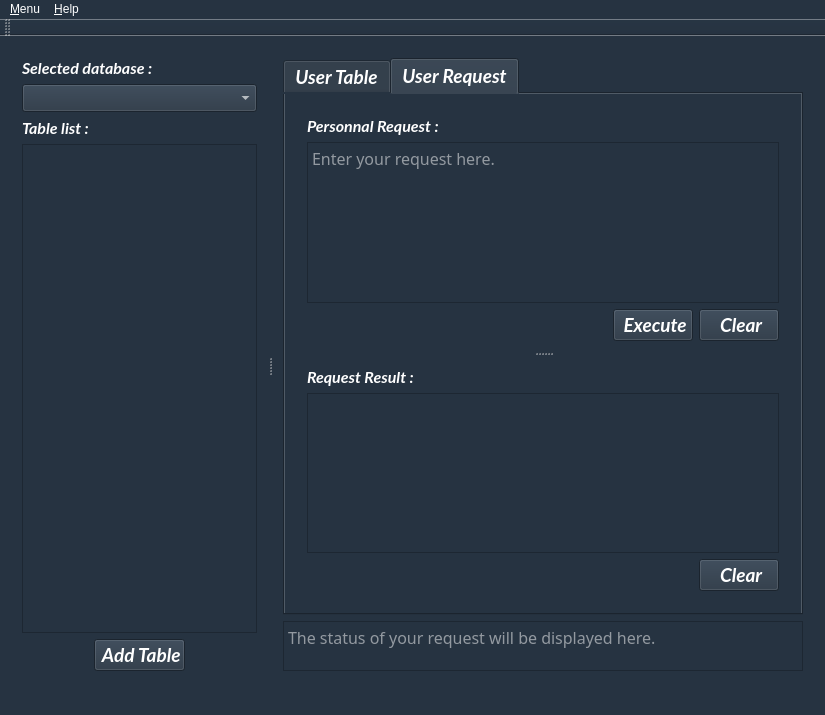
Old version of the form mainwindow.ui in the repository LouisVraie/dbManagerApp.
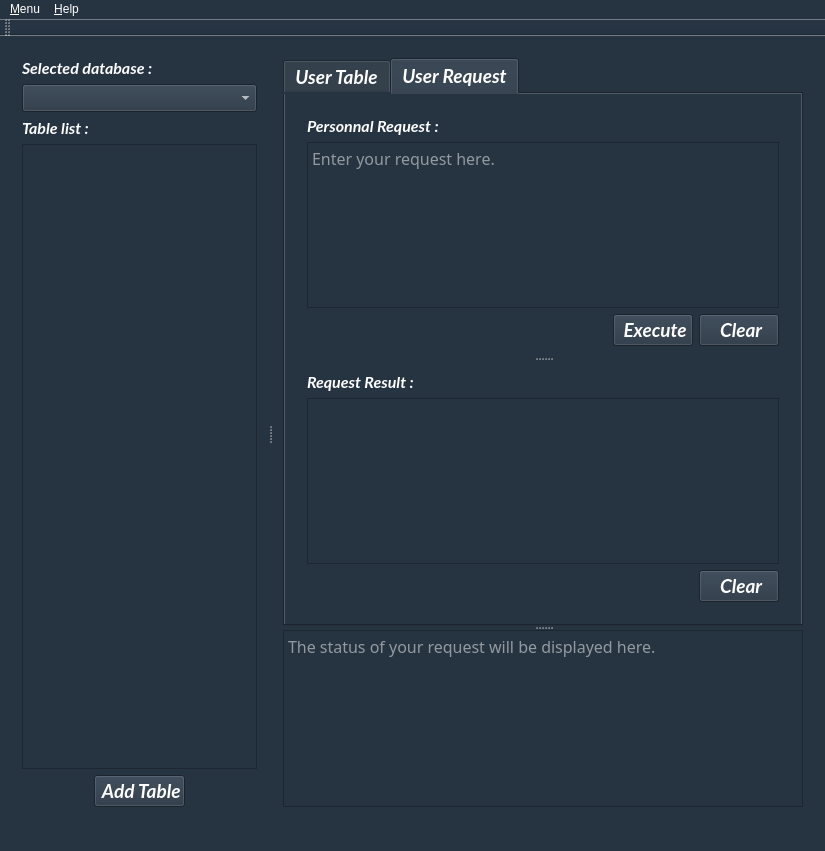
New version of the form. The open tabs and pages were chosen to show the change. Icons and pictures are not drawn.

Commit message: refonte de mainwindow.ui : splitters + taille des widgets

Patch:
```diff
--- a/mainwindow.ui
+++ b/mainwindow.ui
@@ -7,7 +7,7 @@
     <x>0</x>
     <y>0</y>
     <width>825</width>
-    <height>715</height>
+    <height>851</height>
    </rect>
   </property>
   <property name="windowTitle">
@@ -24,7 +24,7 @@
   <widget class="QWidget" name="centralWidget">
    <layout class="QHBoxLayout" name="horizontalLayout_5">
     <item>
-     <widget class="QSplitter" name="splitter">
+     <widget class="QSplitter" name="splitter_4">
       <property name="orientation">
        <enum>Qt::Horizontal</enum>
       </property>
@@ -103,7 +103,7 @@
           </property>
           <property name="maximumSize">
            <size>
-            <width>16777215</width>
+            <width>400</width>
             <height>16777215</height>
            </size>
           </property>
@@ -179,9 +179,13 @@
         </item>
        </layout>
       </widget>
-      <widget class="QWidget" name="">
+      <widget class="QWidget" name="verticalLayoutWidget">
        <layout class="QVBoxLayout" name="verticalLayout_5">
         <item>
+         <widget class="QSplitter" name="splitter">
+          <property name="orientation">
+           <enum>Qt::Vertical</enum>
+          </property>
          <widget class="QTabWidget" name="tabWidget">
           <property name="minimumSize">
            <size>
@@ -608,15 +612,25 @@
            </layout>
           </widget>
          </widget>
-        </item>
-        <item>
          <widget class="QTextBrowser" name="textBrowserRequestResult">
-          <property name="maximumSize">
+           <property name="minimumSize">
            <size>
-            <width>16777215</width>
+             <width>0</width>
             <height>50</height>
            </size>
           </property>
+           <property name="maximumSize">
+            <size>
+             <width>16777215</width>
+             <height>200</height>
+            </size>
+           </property>
+           <property name="baseSize">
+            <size>
+             <width>0</width>
+             <height>100</height>
+            </size>
+           </property>
           <property name="font">
            <font>
             <family>Source Code Pro</family>
@@ -626,6 +640,7 @@
           <property name="placeholderText">
            <string>The status of your request will be displayed here.</string>
           </property>
+          </widget>
          </widget>
         </item>
        </layout>
```
Left out of the diff: 8 changed lines with no effect on the pictures. Lines whose indentation alone changed are shown as unchanged.
